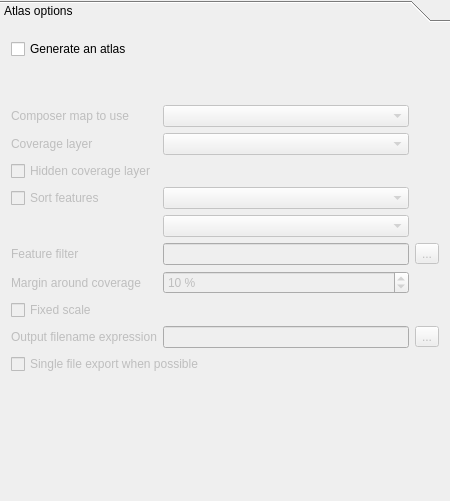
This is src/ui/qgsatlascompositionwidgetbase.ui in qgis/QGIS as Qt 5 draws it before an edit. The edited form follows.
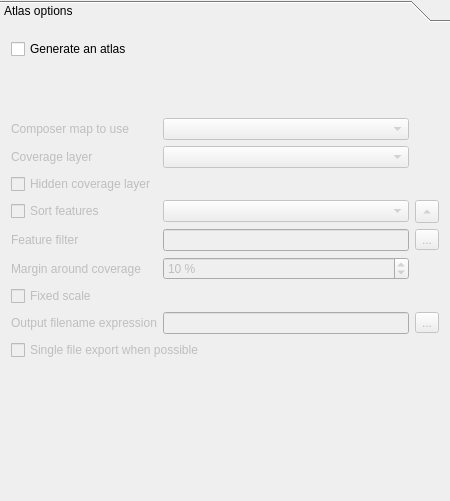
This is the edited form.

Commit message: [Atlas] Replace the sort direction combobox by a up/down button

Diff of the .ui file:
```diff
--- a/src/ui/qgsatlascompositionwidgetbase.ui
+++ b/src/ui/qgsatlascompositionwidgetbase.ui
@@ -75,8 +75,8 @@
            <number>0</number>
           </property>
           <item>
-           <layout class="QGridLayout" name="gridLayout_7" rowstretch="0,0,0,0,0,0,0,0,0,0,0" columnstretch="0,0,0">
-            <item row="5" column="0">
+           <layout class="QGridLayout" name="gridLayout_7" rowstretch="0,0,0,0,0,0,0,0,0,0" columnstretch="0,0,0">
+            <item row="4" column="0">
              <widget class="QLabel" name="mAtlasFeatureFilterLabel">
               <property name="text">
                <string>Feature filter</string>
@@ -93,21 +93,21 @@
               </property>
              </widget>
             </item>
-            <item row="6" column="0">
+            <item row="5" column="0">
              <widget class="QLabel" name="label">
               <property name="text">
                <string>Margin around coverage</string>
               </property>
              </widget>
             </item>
-            <item row="9" column="0">
+            <item row="8" column="0">
              <widget class="QLabel" name="label_5">
               <property name="text">
                <string>Output filename expression</string>
               </property>
              </widget>
             </item>
-            <item row="6" column="1">
+            <item row="5" column="1">
              <widget class="QSpinBox" name="mAtlasMarginSpinBox">
               <property name="suffix">
                <string> %</string>
@@ -120,14 +120,14 @@
               </property>
              </widget>
             </item>
-            <item row="9" column="2">
+            <item row="8" column="2">
              <widget class="QToolButton" name="mAtlasFilenameExpressionButton">
               <property name="text">
                <string>...</string>
               </property>
              </widget>
             </item>
-            <item row="9" column="1">
+            <item row="8" column="1">
              <widget class="QLineEdit" name="mAtlasFilenamePatternEdit"/>
             </item>
             <item row="1" column="0">
@@ -144,14 +144,14 @@
               </property>
              </widget>
             </item>
-            <item row="7" column="0" colspan="2">
+            <item row="6" column="0" colspan="2">
              <widget class="QCheckBox" name="mAtlasFixedScaleCheckBox">
               <property name="text">
                <string>Fixed scale</string>
               </property>
              </widget>
             </item>
-            <item row="10" column="0" colspan="2">
+            <item row="9" column="0" colspan="2">
              <widget class="QCheckBox" name="mAtlasSingleFileCheckBox">
               <property name="text">
                <string>Single file export when possible</string>
@@ -169,7 +169,18 @@
              </widget>
             </item>
             <item row="3" column="1">
-             <widget class="QComboBox" name="mAtlasSortFeatureKeyComboBox"/>
+             <widget class="QComboBox" name="mAtlasSortFeatureKeyComboBox">
+              <property name="toolTip">
+               <string>Sort key</string>
+              </property>
+             </widget>
+            </item>
+            <item row="4" column="1">
+             <widget class="QLineEdit" name="mAtlasFeatureFilterEdit">
+              <property name="toolTip">
+               <string>Feature filter</string>
+              </property>
+             </widget>
             </item>
             <item row="3" column="0">
              <widget class="QCheckBox" name="mAtlasSortFeatureCheckBox">
@@ -178,18 +189,25 @@
               </property>
              </widget>
             </item>
-            <item row="5" column="2">
+            <item row="4" column="2">
              <widget class="QToolButton" name="mAtlasFeatureFilterButton">
               <property name="text">
                <string>...</string>
               </property>
              </widget>
             </item>
-            <item row="5" column="1">
-             <widget class="QLineEdit" name="mAtlasFeatureFilterEdit"/>
-            </item>
-            <item row="4" column="1">
-             <widget class="QComboBox" name="mAtlasSortFeatureDirectionComboBox"/>
+            <item row="3" column="2">
+             <widget class="QToolButton" name="mAtlasSortFeatureDirectionButton">
+              <property name="toolTip">
+               <string>Sort direction</string>
+              </property>
+              <property name="text">
+               <string>...</string>
+              </property>
+              <property name="arrowType">
+               <enum>Qt::UpArrow</enum>
+              </property>
+             </widget>
             </item>
            </layout>
           </item>
```
Left out of the diff: 3 changed lines with no effect on the pictures. The commit also changes 2 other files.
